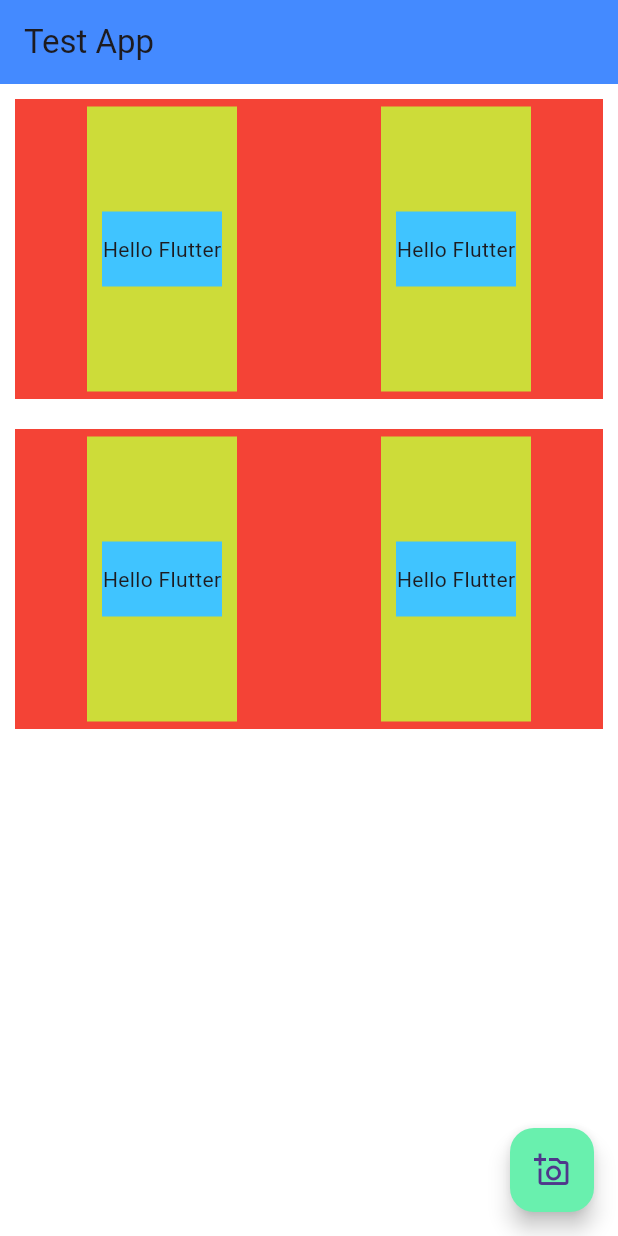
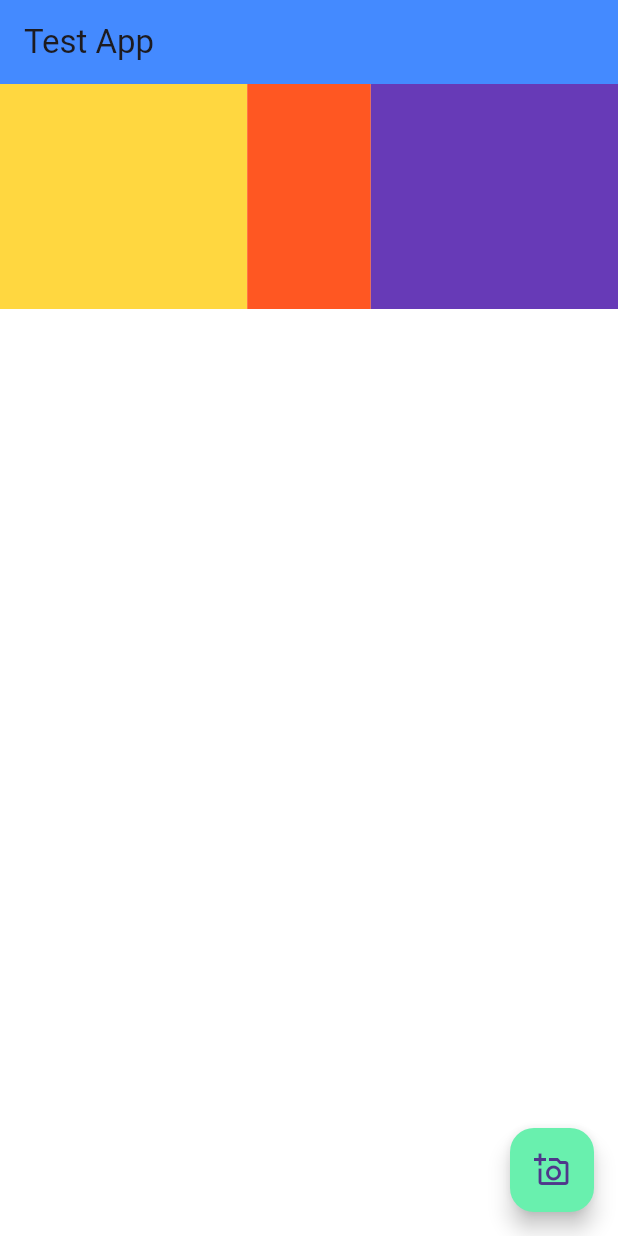
Before and after one commit to Umutk1nc/flutter-course, a Flutter app: the screen it shows after launch, on a phone screen of 412 x 824 dp. Run offline on Flutter 3.47's test engine with Material 3 defaults, Android fonts, the phone set to English and light mode, and no system bars.

Commit message:
Complete Lesson 3: Expanded and Flexible Widgets

```diff
--- a/course_app_01/lib/main.dart
+++ b/course_app_01/lib/main.dart
@@ -7,28 +7,38 @@ class TestApp extends StatelessWidget{
   const TestApp({super.key});
   @override
   Widget build(BuildContext context) {
-    var container = Container(//Container Widget
-          height:200,
-          margin:EdgeInsets.symmetric(horizontal: 10,vertical:10),//margin:EdgeInsets.only(left: 50,top: 50),
-          color: Colors.red,
-          child: Row(//Row Widget
-            mainAxisAlignment: MainAxisAlignment.spaceAround,//It takes the available space and distributes it evenly between the children
-            crossAxisAlignment: CrossAxisAlignment.stretch,//It takes the available space and stretches the children to fill the available space
-            children: [
-              myContainer(),
-              myContainer()
-          ],)
-        );
     return MaterialApp(
       home:Scaffold(
         appBar: AppBar(
           backgroundColor:Colors.blueAccent,
           title:const Text("Test App"),//Title of the AppBar
         ),
-        body:Column(//Column Widget
+        body:Row(
           children: [
-            container,
-            container,
+            Expanded(//Expanded widget is used to make the child Container take up the available space in the Row
+            flex:2,//flex property is used to specify the proportion of space that the child Container should take up in the Row
+              child: Container(
+                width: 50,
+                height: 150,
+                color:Colors.amberAccent,
+              ),
+            ),
+            Flexible(//Flexible widget is used to make the child Container take up the available space in the Row
+            fit:FlexFit.tight,//fit property is used to specify how the child Container should fit within the Flexible space
+              child: Container(
+                width: 100,
+                height: 150,
+                color:Colors.deepOrange,
+              ),
+            ),
+            Expanded(
+              flex:2,
+              child: Container(
+                width: 150,
+                height: 150,
+                color:Colors.deepPurple,
+              ),
+            ),
           ],
         ),
 
```
